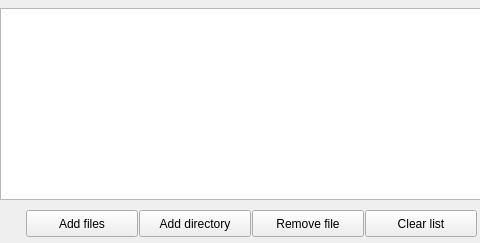
This is data/wizardpage2.ui in itcrowd72/qscrap2rtf as Qt 5 draws it before an edit. The edited form follows.
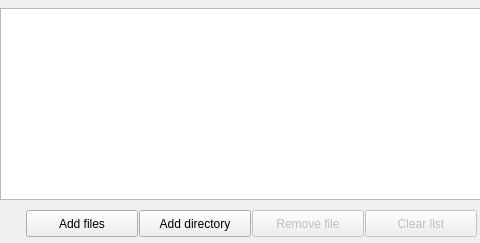
This is the edited form.

Commit message: Refactoring wizard page 2. Disable some buttons if list is empty

What changed in the file:
```diff
--- a/data/wizardpage2.ui
+++ b/data/wizardpage2.ui
@@ -56,6 +56,9 @@
    </property>
   </widget>
   <widget class="QPushButton" name="pushButton_3">
+   <property name="enabled">
+    <bool>false</bool>
+   </property>
    <property name="geometry">
     <rect>
      <x>252</x>
@@ -69,6 +72,9 @@
    </property>
   </widget>
   <widget class="QPushButton" name="pushButton_4">
+   <property name="enabled">
+    <bool>false</bool>
+   </property>
    <property name="geometry">
     <rect>
      <x>365</x>
```
The commit also changes 1 other file.
